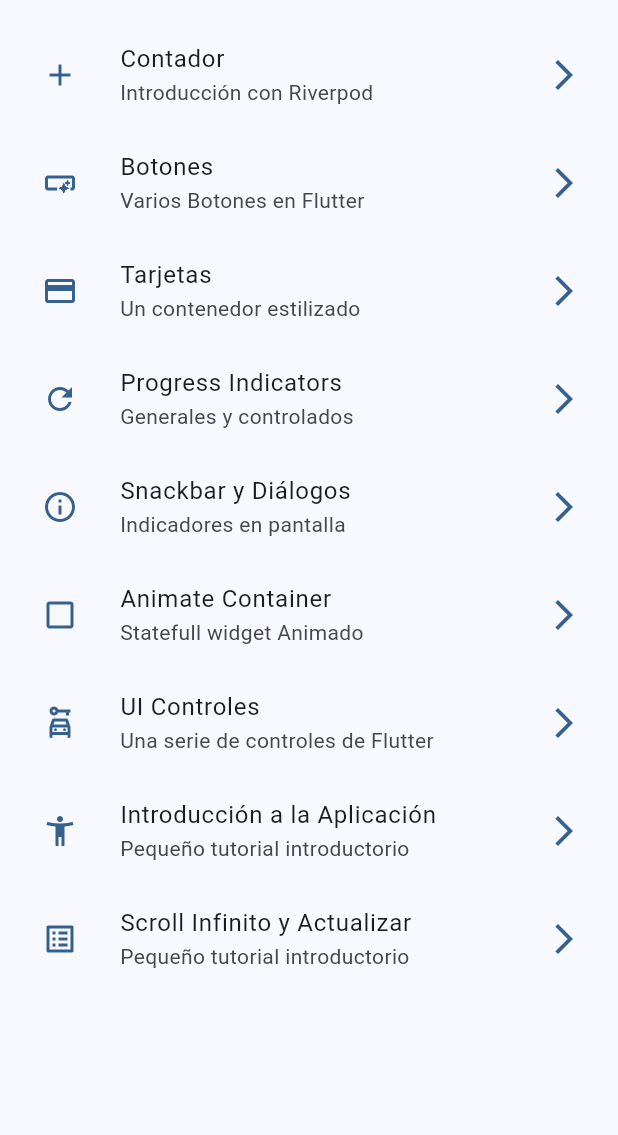
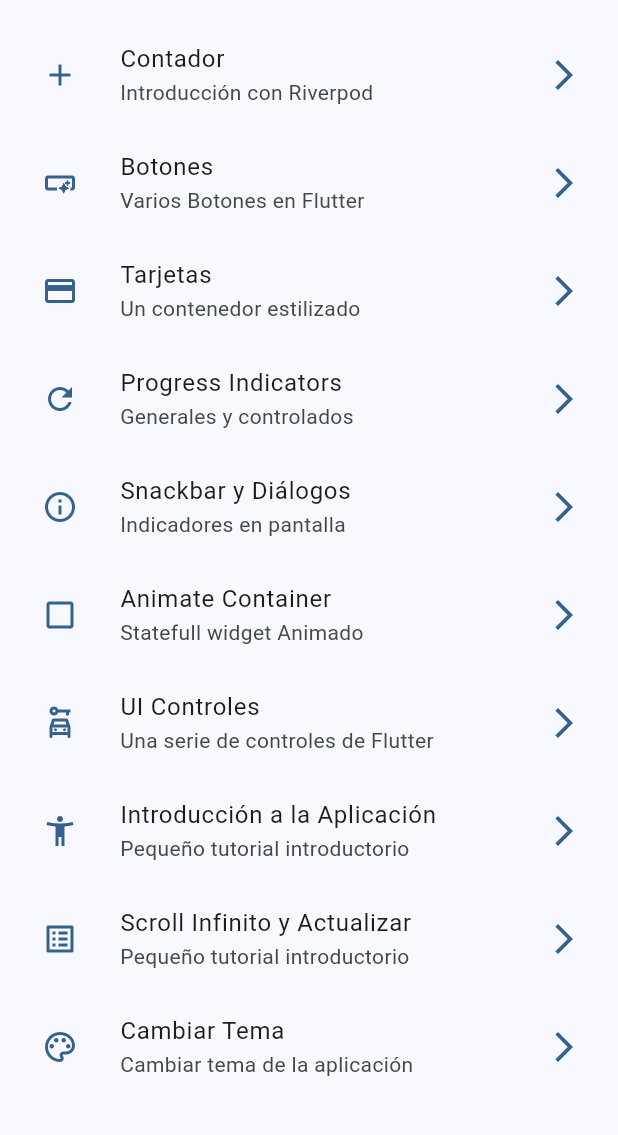
Before and after one commit to edinsonsan/my-widgets-app, a Flutter app: the screen it shows after launch, on a phone screen of 412 x 824 dp, the part 63-1198 px from its top. Run offline on Flutter 3.47's test engine with Material 3 defaults, Android fonts, the phone set to English and light mode, and no system bars; our stand-ins replace animate_do, flutter_riverpod, go_router.

Commit message:
Pantalla para cambiar colores funcional

```diff
--- a/lib/config/menu/menu_items.dart
+++ b/lib/config/menu/menu_items.dart
@@ -69,4 +69,10 @@ const appMenuItems = <MenuItems>[
     link: '/infinite',
     icon: Icons.list_alt_outlined,
   ),
+  MenuItems(
+    titulo: 'Cambiar Tema',
+    subTitulo: 'Cambiar tema de la aplicación',
+    link: '/theme-changer',
+    icon: Icons.color_lens_outlined,
+  ),
 ];
--- a/lib/config/router/app_router.dart
+++ b/lib/config/router/app_router.dart
@@ -66,5 +66,11 @@ final appRouter = GoRouter(
       builder: (context, state) =>  const InfiniteScrollScreen(),
     ),
 
+    GoRoute(
+      path: '/theme-changer',
+      name: ThemeChangerScreen.name,
+      builder: (context, state) =>  const ThemeChangerScreen(),
+    ),
+
   ],
 );
--- a/lib/config/theme/app_theme.dart
+++ b/lib/config/theme/app_theme.dart
@@ -10,24 +10,23 @@ final colorList = <Color>[
   Colors.orange,
   Colors.pink,
   Colors.pinkAccent,
-
 ];
 
 class AppTheme {
   final int selectedColor;
+  final bool isDrakmode;
 
-  AppTheme({
-    required this.selectedColor
-  })
-  :assert(selectedColor >= 0, 'Selected color must be greater theme 0'),
-  assert(selectedColor < colorList.length, 'Selected color must be less or equal theme ${colorList.length-1}');
+  AppTheme({this.isDrakmode = false, this.selectedColor = 0})
+    : assert(selectedColor >= 0, 'Selected color must be greater theme 0'),
+      assert(
+        selectedColor < colorList.length,
+        'Selected color must be less or equal theme ${colorList.length - 1}',
+      );
 
-  ThemeData getTheme() =>
-      ThemeData(
-        useMaterial3: true,
-        colorSchemeSeed: colorList[selectedColor],
-        appBarTheme: const AppBarTheme(
-          centerTitle: false,
-        )
-        );
+  ThemeData getTheme() => ThemeData(
+    useMaterial3: true,
+    brightness: isDrakmode? Brightness.dark : Brightness.light,
+    colorSchemeSeed: colorList[selectedColor],
+    appBarTheme: const AppBarTheme(centerTitle: false),
+  );
 }
--- a/lib/main.dart
+++ b/lib/main.dart
@@ -2,21 +2,24 @@ import 'package:flutter/material.dart';
 import 'package:flutter_riverpod/flutter_riverpod.dart';
 import 'package:mis_widgets_app/config/router/app_router.dart';
 import 'package:mis_widgets_app/config/theme/app_theme.dart';
+import 'package:mis_widgets_app/presentatio/providers/theme_provider.dart';
 
 void main() {
   runApp(const ProviderScope(child: MainApp()));
 }
 
-class MainApp extends StatelessWidget {
+class MainApp extends ConsumerWidget {
   const MainApp({super.key});
 
   @override
-  Widget build(BuildContext context) {
+  Widget build(BuildContext context, WidgetRef ref) {
+    final int selectedColor = ref.watch(selectedColorProvider);
+    final isDrakmode = ref.watch(isDarkmodeProvider);
     return MaterialApp.router(
       title: 'Widgets Flutter',
       routerConfig: appRouter,
       debugShowCheckedModeBanner: false,
-      theme: AppTheme(selectedColor: 0).getTheme(),
+      theme: AppTheme(selectedColor: selectedColor, isDrakmode: isDrakmode).getTheme(),
     );
   }
 }
--- a/lib/presentatio/providers/theme_provider.dart
+++ b/lib/presentatio/providers/theme_provider.dart
@@ -1,3 +1,11 @@
 import 'package:flutter_riverpod/flutter_riverpod.dart';
+import 'package:mis_widgets_app/config/theme/app_theme.dart';
 
+// Listado de colores inmutables
+final colorListProvider = Provider((ref) => colorList);
+
+// Un Simple Boolean
 final isDarkmodeProvider = StateProvider<bool>((ref) => false);
+
+// Un simple Entero
+final selectedColorProvider = StateProvider<int>((ref) => 0);
--- a/lib/presentatio/screens/screens.dart
+++ b/lib/presentatio/screens/screens.dart
@@ -1,11 +1,14 @@
+
+
 
 export 'package:mis_widgets_app/presentatio/screens/animated/animate_screen.dart';
 export 'package:mis_widgets_app/presentatio/screens/app_tutorial/app_tutorial_screen.dart';
 export 'package:mis_widgets_app/presentatio/screens/buttons/buttons_screen.dart';
 export 'package:mis_widgets_app/presentatio/screens/cards/cards_screen.dart';
-export 'package:mis_widgets_app/presentatio/screens/counter/counterScreen.dart';
+export 'package:mis_widgets_app/presentatio/screens/counter/counter_screen.dart';
 export 'package:mis_widgets_app/presentatio/screens/home/home_screen.dart';
 export 'package:mis_widgets_app/presentatio/screens/infinite_scroll/infinite_scroll_screen.dart';
 export 'package:mis_widgets_app/presentatio/screens/progress/progress_screen.dart';
 export 'package:mis_widgets_app/presentatio/screens/snackbar/snackbar_screen.dart';
+export 'package:mis_widgets_app/presentatio/screens/theme_changer/theme_changer_screen.dart';
 export 'package:mis_widgets_app/presentatio/screens/ui_controls/ui_controlls.dart';
```
Also changed, not shown: lib/presentatio/screens/theme_changer/theme_changer_screen.dart (added, +58 -0 lines), lib/presentatio/screens/counter/counter_screen.dart (renamed from lib/presentatio/screens/counter/counterScreen.dart).
